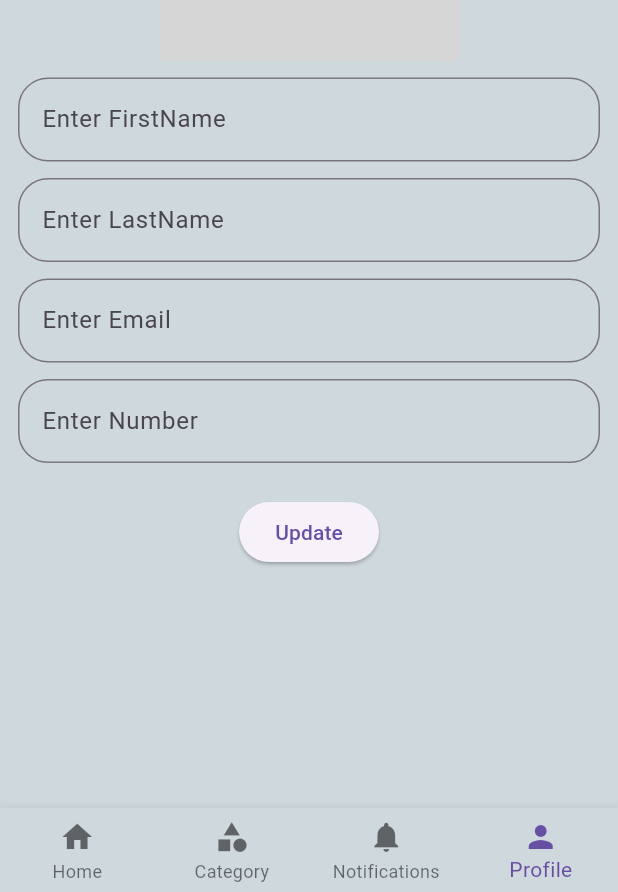
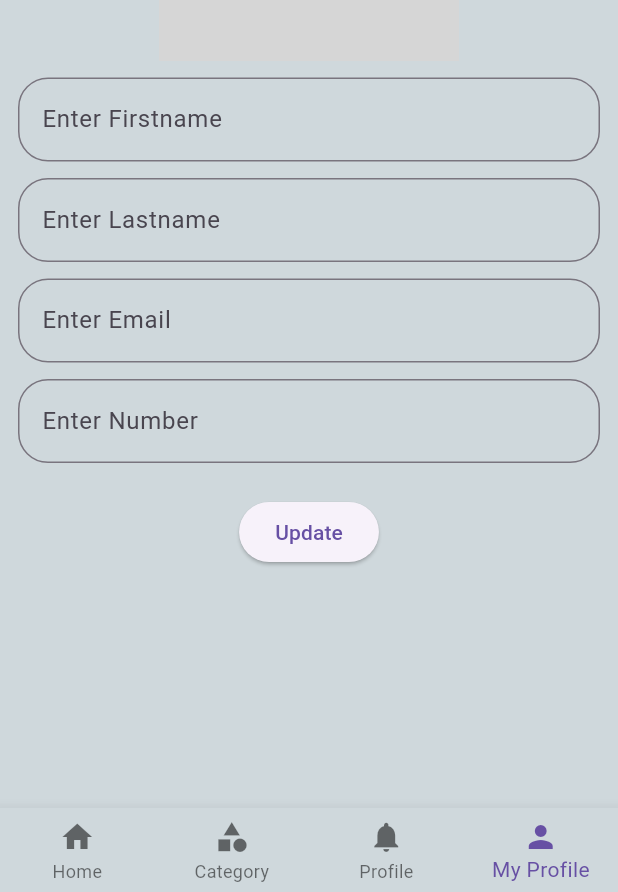
Before and after one commit to Bhoomi26198/doclense, a Flutter app: the screen it shows after launch, item 4 of the bottom bar chosen, after a tap on "Update", on a phone screen of 412 x 824 dp. Shown: the part 341-1233 px from the top of the screen. Run offline on Flutter 3.47's test engine with Material 3 defaults, Android fonts, the phone set to English and light mode, and no system bars; our stand-ins replace animated_splash_screen, connectivity, contacts_service, dio, email_validator, flutter_bloc and 3 more; network calls fail; grey boxes are pictures that could not be loaded.

Commit message:
Added Contant

```diff
--- /dev/null
+++ b/lib/constants/app_strings.dart
@@ -0,0 +1,31 @@
+class AppStrings {
+  static String home = "Home";
+  static String category = "Category";
+  static String notification = "Notifications";
+  static String userProfile = "User Profile";
+  static String userDetails = "User Details";
+  static String myProfile = "My Profile";
+  static String profile = "Profile";
+  static String contact = "Contact";
+  static String submit = "Submit";
+  static String camera = "Camera";
+  static String favorite = "Favorite";
+  static String inbox = "Inbox";
+  static String setting = "Setting";
+  static String update = "Update";
+  static String gallery = "Gallery";
+  static String login = "Login";
+  static String flutterDemo = "Flutter Demo";
+
+  static String enterName = "Enter name";
+  static String enterFName = "Enter Firstname";
+  static String enterLName = "Enter Lastname";
+  static String enterNum = "Enter Number";
+  static String enterAdd = "Enter Address";
+  static String enterAge = "Enter Age";
+  static String enterEmail = "Enter Email";
+  static String enterPassword = "Enter Password";
+  static String internetConnected = "Internet Connected";
+  static String internetNotConnected = "Internet Not Connected";
+  static String profileUpdateSuccess = "Profile Update Successfully!!!";
+}
--- a/lib/ui/category.dart
+++ b/lib/ui/category.dart
@@ -1,3 +1,4 @@
+import 'package:doclense/constants/app_strings.dart';
 import 'package:flutter/material.dart';
 
 var images = [
@@ -18,7 +19,7 @@ class Category extends StatelessWidget {
   Widget build(BuildContext context) {
     return Scaffold(
       appBar: AppBar(
-        title: const Text('Category'),
+        title: Text(AppStrings.category),
         centerTitle: true,
         backgroundColor: Colors.blueGrey,
       ),
--- a/lib/ui/contact.dart
+++ b/lib/ui/contact.dart
@@ -1,5 +1,6 @@
 import 'dart:developer';
 import 'package:contacts_service/contacts_service.dart';
+import 'package:doclense/constants/app_strings.dart';
 import 'package:flutter/material.dart';
 import 'package:permission_handler/permission_handler.dart';
 
@@ -50,7 +51,6 @@ class _ContactState extends State<ContactPage> {
   void getContactPermission() async {
     if (await Permission.contacts.isGranted) {
       fetchContacts();
-      print("loader-------222222222222222");
     } else {
       await Permission.contacts.request();
     }
@@ -66,14 +66,13 @@ class _ContactState extends State<ContactPage> {
       }
       isLoading = false;
     });
-    log("phone--------,${phone}");
   }
 
   @override
   Widget build(BuildContext context) {
     return Scaffold(
         appBar: AppBar(
-          title: const Text('Contact'),
+          title: Text(AppStrings.contact),
           centerTitle: true,
           backgroundColor: Colors.blueGrey,
         ),
--- a/lib/ui/leftDrawer.dart
+++ b/lib/ui/leftDrawer.dart
@@ -1,3 +1,4 @@
+import 'package:doclense/constants/app_strings.dart';
 import 'package:doclense/ui/contact.dart';
 import 'package:flutter/material.dart';
 
@@ -10,19 +11,19 @@ class LeftDrawer extends StatelessWidget {
       backgroundColor: Colors.blueGrey[50],
       child: ListView(
         children: [
-          const DrawerHeader(
-            decoration: BoxDecoration(color: Colors.blueGrey),
+          DrawerHeader(
+            decoration: const BoxDecoration(color: Colors.blueGrey),
             child: Center(
               child: Column(
                 children: [
-                  CircleAvatar(
+                  const CircleAvatar(
                     radius: 55,
                     backgroundImage: NetworkImage(
                         "https://beforeigosolutions.com/pascale-atkinson/attachment/dummy-profile-pic-300x300-1/"),
                   ),
                   Text(
-                    "My Profile",
-                    style: TextStyle(fontWeight: FontWeight.bold),
+                    AppStrings.myProfile,
+                    style: const TextStyle(fontWeight: FontWeight.bold),
                   )
                 ],
               ),
@@ -34,9 +35,9 @@ class LeftDrawer extends StatelessWidget {
               Icons.home,
               color: Colors.black,
             ),
-            title: const Text(
-              "Home",
-              style: TextStyle(fontWeight: FontWeight.bold),
+            title: Text(
+              AppStrings.home,
+              style: const TextStyle(fontWeight: FontWeight.bold),
             ),
           ),
           ListTile(
@@ -50,9 +51,9 @@ class LeftDrawer extends StatelessWidget {
               Icons.contact_page,
               color: Colors.black,
             ),
-            title: const Text(
-              "Contact",
-              style: TextStyle(fontWeight: FontWeight.bold),
+            title: Text(
+              AppStrings.contact,
+              style: const TextStyle(fontWeight: FontWeight.bold),
             ),
           ),
           ListTile(
@@ -61,9 +62,9 @@ class LeftDrawer extends StatelessWidget {
               Icons.favorite,
               color: Colors.black,
             ),
-            title: const Text(
-              "Favorite",
-              style: TextStyle(fontWeight: FontWeight.bold),
+            title: Text(
+              AppStrings.favorite,
+              style: const TextStyle(fontWeight: FontWeight.bold),
             ),
           ),
           ListTile(
@@ -72,9 +73,9 @@ class LeftDrawer extends StatelessWidget {
               Icons.mail,
               color: Colors.black,
             ),
-            title: const Text(
-              "Inbox",
-              style: TextStyle(fontWeight: FontWeight.bold),
+            title: Text(
+              AppStrings.inbox,
+              style: const TextStyle(fontWeight: FontWeight.bold),
             ),
           ),
           ListTile(
@@ -83,9 +84,9 @@ class LeftDrawer extends StatelessWidget {
               Icons.settings,
               color: Colors.black,
             ),
-            title: const Text(
-              "Setting",
-              style: TextStyle(fontWeight: FontWeight.bold),
+            title: Text(
+              AppStrings.setting,
+              style: const TextStyle(fontWeight: FontWeight.bold),
             ),
           ),
         ],
--- a/lib/ui/listItem.dart
+++ b/lib/ui/listItem.dart
@@ -3,6 +3,7 @@ import 'dart:developer';
 import 'package:doclense/blocs/user_list/userList_bloc.dart';
 import 'package:doclense/blocs/user_list/userList_event.dart';
 import 'package:doclense/blocs/user_list/userList_state.dart';
+import 'package:doclense/constants/app_strings.dart';
 import 'package:doclense/data/modals/userList_modal.dart';
 import 'package:doclense/routing/routes.dart';
 import 'package:doclense/ui/category.dart';
@@ -70,22 +71,22 @@ class _HomePageState extends State<HomePage> {
           });
         },
         type: BottomNavigationBarType.fixed,
-        items: const [
+        items: [
           BottomNavigationBarItem(
-            label: "Home",
-            icon: Icon(Icons.home),
+            label: AppStrings.home,
+            icon: const Icon(Icons.home),
           ),
           BottomNavigationBarItem(
-            label: "Category",
-            icon: Icon(Icons.category),
+            label: AppStrings.category,
+            icon: const Icon(Icons.category),
           ),
           BottomNavigationBarItem(
-            label: "Notifications",
-            icon: Icon(Icons.notifications),
+            label: AppStrings.profile,
+            icon: const Icon(Icons.notifications),
           ),
           BottomNavigationBarItem(
-            label: "Profile",
-            icon: Icon(Icons.person),
+            label: AppStrings.myProfile,
+            icon: const Icon(Icons.person),
           )
         ],
       ),
@@ -115,7 +116,7 @@ class _ListItemsState extends State<ListItems> {
   Widget build(BuildContext context) {
     return Scaffold(
         appBar: AppBar(
-          title: const Text('Home'),
+          title: Text(AppStrings.home),
           centerTitle: true,
           backgroundColor: Colors.blueGrey,
         ),
--- a/lib/ui/notifications.dart
+++ b/lib/ui/notifications.dart
@@ -1,3 +1,4 @@
+import 'package:doclense/constants/app_strings.dart';
 import 'package:flutter/material.dart';
 
 var arrayNames = [
@@ -31,7 +32,7 @@ class Notifications extends StatelessWidget {
   Widget build(BuildContext context) {
     return Scaffold(
         appBar: AppBar(
-          title: const Text('Notifications'),
+          title: Text(AppStrings.notification),
           centerTitle: true,
           backgroundColor: Colors.blueGrey,
         ),
--- a/lib/ui/profile.dart
+++ b/lib/ui/profile.dart
@@ -4,6 +4,7 @@ import 'dart:io';
 import 'package:doclense/blocs/updateProfile/updateProfile_block.dart';
 import 'package:doclense/blocs/updateProfile/updateProfile_event.dart';
 import 'package:doclense/blocs/updateProfile/updateProfile_state.dart';
+import 'package:doclense/constants/app_strings.dart';
 import 'package:flutter/foundation.dart';
 import 'package:flutter/material.dart';
 import 'package:flutter_bloc/flutter_bloc.dart';
@@ -32,7 +33,7 @@ class _ProfileState extends State<Profile> {
   Widget build(BuildContext context) {
     return Scaffold(
       appBar: AppBar(
-        title: const Text('User Profile'),
+        title: Text(AppStrings.userProfile),
         centerTitle: true,
         backgroundColor: Colors.blueGrey,
       ),
@@ -52,8 +53,8 @@ class _ProfileState extends State<Profile> {
       listener: (context, state) {
         if (state is UpdateProfileSuccessState) {
           ScaffoldMessenger.of(context).showSnackBar(
-            const SnackBar(
-                content: Text("Profile Update Successfully!!!"),
+            SnackBar(
+                content: Text(AppStrings.profileUpdateSuccess),
                 backgroundColor: Colors.green),
           );
           Navigator.pop(context);
@@ -73,7 +74,7 @@ class _ProfileState extends State<Profile> {
                   TextField(
                     controller: fnameText,
                     decoration: InputDecoration(
-                        hintText: "Enter FirstName",
+                        hintText: AppStrings.enterFName,
                         border: OutlineInputBorder(
                           borderRadius: BorderRadius.circular(20),
                         )),
@@ -82,7 +83,7 @@ class _ProfileState extends State<Profile> {
                   TextField(
                     controller: lnameText,
                     decoration: InputDecoration(
-                        hintText: "Enter LastName",
+                        hintText: AppStrings.enterLName,
                         border: OutlineInputBorder(
                           borderRadius: BorderRadius.circular(20),
                         )),
@@ -91,7 +92,7 @@ class _ProfileState extends State<Profile> {
                   TextField(
                     controller: emailText,
                     decoration: InputDecoration(
-                        hintText: "Enter Email",
+                        hintText: AppStrings.enterEmail,
                         border: OutlineInputBorder(
                           borderRadius: BorderRadius.circular(20),
                         )),
@@ -101,7 +102,7 @@ class _ProfileState extends State<Profile> {
                     keyboardType: TextInputType.phone,
                     controller: numberText,
                     decoration: InputDecoration(
-                        hintText: "Enter Number",
+                        hintText: AppStrings.enterNum,
                         border: OutlineInputBorder(
                           borderRadius: BorderRadius.circular(20),
                         )),
@@ -151,14 +152,13 @@ class _ProfileState extends State<Profile> {
                     right: 11,
                     child: ElevatedButton(
                         onPressed: () {
-                          log("image------${image}");
                           updateProfileBloc.add(UpdateProfileEvent(
                               image: image != null ? image!.path : "",
                               firstname: fnameText.text,
                               lastname: lnameText.text,
                               email: emailText.text));
                         },
-                        child: Text("Update")),
+                        child: Text(AppStrings.update)),
                   ),
                 ],
               ),
@@ -216,11 +216,11 @@ class _ProfileState extends State<Profile> {
                       onTap: () {
                         pickImageFromGallery();
                       },
-                      child: const SizedBox(
+                      child: SizedBox(
                         child: Column(
                           children: [
-                            Icon(Icons.image, size: 50),
-                            Text("Gallery")
+                            const Icon(Icons.image, size: 50),
+                            Text(AppStrings.gallery)
                           ],
                         ),
                       ),
@@ -231,14 +231,14 @@ class _ProfileState extends State<Profile> {
                       onTap: () {
                         pickImageFromCamera();
                       },
-                      child: const SizedBox(
+                      child: SizedBox(
                         child: Column(
                           children: [
-                            Icon(
+                            const Icon(
                               Icons.camera_alt,
                               size: 50,
                             ),
-                            Text("Camera")
+                            Text(AppStrings.camera)
                           ],
                         ),
                       ),
--- a/lib/ui/splash_screen.dart
+++ b/lib/ui/splash_screen.dart
@@ -1,3 +1,4 @@
+import 'package:doclense/constants/app_strings.dart';
 import 'package:flutter/material.dart';
 
 class SplashScreen extends StatelessWidget {
@@ -6,8 +7,16 @@ class SplashScreen extends StatelessWidget {
   @override
   Widget build(BuildContext context) {
     return Scaffold(
-        body: Container(
-      color: Colors.blue,
-    ));
+        body: Stack(children: [
+      Container(
+        color: Colors.blueGrey,
+      ),
+      Center(
+        child: Text(
+          AppStrings.flutterDemo,
+          style: const TextStyle(fontSize: 25, fontWeight: FontWeight.bold),
+        ),
+      )
+    ]));
   }
 }
```
Also changed, not shown: lib/ui/details_page.dart (+11 -10 lines), lib/ui/login.dart (+11 -10 lines).
